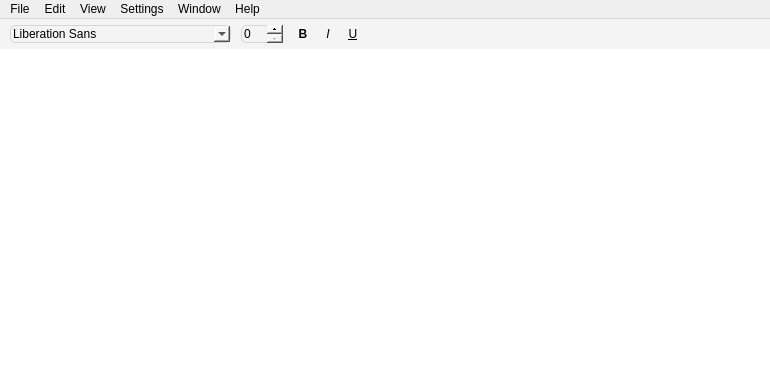
Above: src/design/text_editor.ui from teenxsky/RnR_Text_Editor before the change. Below: the same form after it.
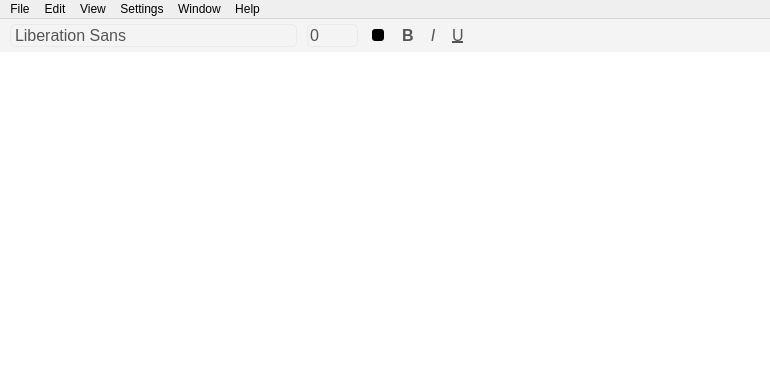
That is the form after the change.

Commit message: Added the ability to change font, font size, text color, text alignment

Patch:
```diff
--- a/src/design/text_editor.ui
+++ b/src/design/text_editor.ui
@@ -32,6 +32,7 @@
 }
 
 QPushButton {
+	color: rgb(84, 84, 84);
 	border: 0;
 	border-radius: 5px;
 	background-color: rgb(244, 244, 244);
@@ -47,6 +48,14 @@
 
 QPushButton::checked {
 	color: rgb(10, 75, 230);
+}
+
+QWidget#widget_color_picker {
+	border-radius: 5px;
+}
+
+QWidget#widget_color {
+	border-radius: 3px;
 }</string>
    </property>
    <layout class="QVBoxLayout" name="verticalLayout">
@@ -102,37 +111,78 @@
        </property>
        <item>
         <widget class="QFontComboBox" name="combo_box_fonts">
+         <property name="font">
+          <font>
+           <pointsize>12</pointsize>
+           <weight>50</weight>
+           <italic>false</italic>
+           <bold>false</bold>
+          </font>
+         </property>
          <property name="toolTip">
           <string>Font</string>
          </property>
          <property name="styleSheet">
           <string notr="true">QFontComboBox {
+	color: rgb(84, 84, 84);
 	background-color: rgb(244, 244, 244);
 	border-radius: 5px;	
-	border: 1px solid rgb(214, 214, 214);
+	border: 1px solid rgb(234, 234, 234);
+}
+
+QFontComboBox::hover {
+	background-color: rgb(234, 234, 234);
+}
+
+QFontComboBox::drop-down {
+    subcontrol-origin: padding;
+    subcontrol-position: top right;
+    width: 20px;
+    border-top-right-radius: 5px;
+    border-bottom-right-radius: 5px;
 }</string>
          </property>
+         <property name="editable">
+          <bool>false</bool>
+         </property>
+         <property name="maxVisibleItems">
+          <number>5</number>
+         </property>
         </widget>
        </item>
        <item>
         <widget class="QSpinBox" name="spin_box_size">
+         <property name="font">
+          <font>
+           <pointsize>12</pointsize>
+          </font>
+         </property>
          <property name="toolTip">
           <string>Text Size</string>
          </property>
          <property name="styleSheet">
           <string notr="true">QSpinBox {
+	color: rgb(84, 84, 84);
 	padding-right: 5px;
-	border: 1px solid rgb(214, 214, 214);
+	border: 1px solid rgb(234, 234, 234);
 	border-radius: 5px;
 	background-color: rgb(244, 244, 244);
 }
 
+QSpinBox::hover {
+	background-color: rgb(234, 234, 234);
+}
+
 QSpinBox::up-button {
 	subcontrol-origin: border;
+	border: 0;
+	width: 20px;
 }
 
 QSpinBox::down-button {
 	subcontrol-origin: border;
+	border: 0;
+	width: 20px;
 }
 </string>
          </property>
@@ -141,6 +191,61 @@
          </property>
         </widget>
        </item>
+       <item>
+        <widget class="QWidget" name="widget_color_picker" native="true">
+         <property name="minimumSize">
+          <size>
+           <width>20</width>
+           <height>20</height>
+          </size>
+         </property>
+         <property name="maximumSize">
+          <size>
+           <width>20</width>
+           <height>20</height>
+          </size>
+         </property>
+         <property name="styleSheet">
+          <string notr="true"/>
+         </property>
+         <layout class="QGridLayout" name="gridLayout">
+          <property name="leftMargin">
+           <number>4</number>
+          </property>
+          <property name="topMargin">
+           <number>4</number>
+          </property>
+          <property name="rightMargin">
+           <number>4</number>
+          </property>
+          <property name="bottomMargin">
+           <number>4</number>
+          </property>
+          <property name="spacing">
+           <number>0</number>
+          </property>
+          <item row="0" column="0">
+           <widget class="QWidget" name="widget_color" native="true">
+            <property name="minimumSize">
+             <size>
+              <width>12</width>
+              <height>12</height>
+             </size>
+            </property>
+            <property name="maximumSize">
+             <size>
+              <width>12</width>
+              <height>12</height>
+             </size>
+            </property>
+            <property name="styleSheet">
+             <string notr="true">background-color: black;</string>
+            </property>
+           </widget>
+          </item>
+         </layout>
+        </widget>
+       </item>
        <item>
         <widget class="QFrame" name="frame_text">
          <property name="minimumSize">
@@ -196,6 +301,7 @@
             </property>
             <property name="font">
              <font>
+              <pointsize>12</pointsize>
               <weight>75</weight>
               <bold>true</bold>
              </font>
@@ -227,6 +333,7 @@
             </property>
             <property name="font">
              <font>
+              <pointsize>12</pointsize>
               <italic>true</italic>
              </font>
             </property>
@@ -257,6 +364,7 @@
             </property>
             <property name="font">
              <font>
+              <pointsize>12</pointsize>
               <underline>true</underline>
               <strikeout>false</strikeout>
              </font>
```
Left out of the diff: 4 changed lines with no effect on the pictures. The commit also changes 15 other files.
